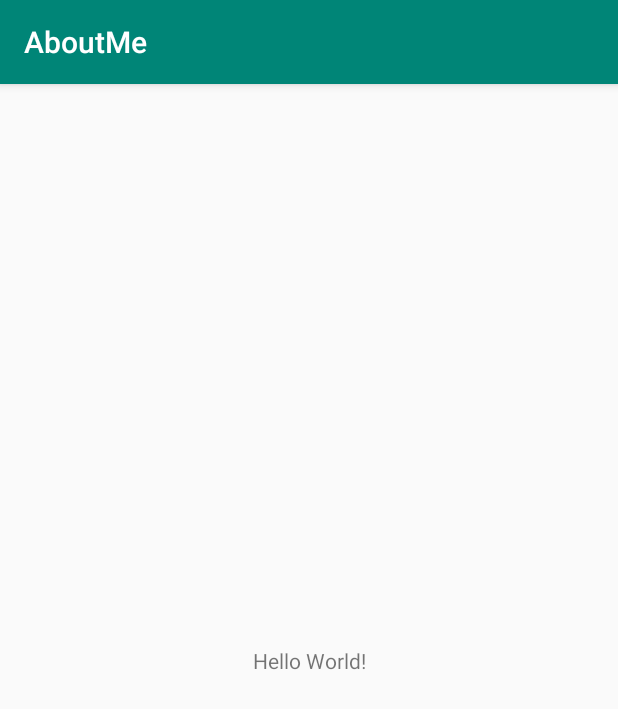
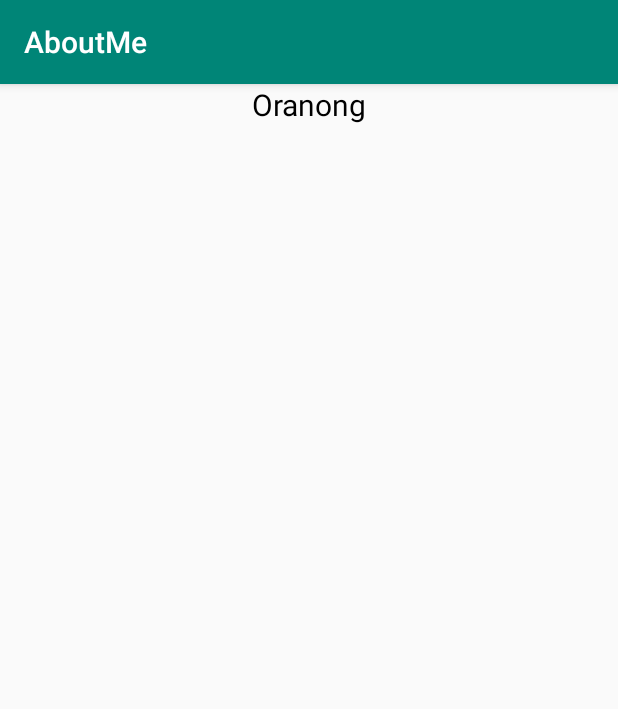
Before and after one commit to OPivv13/AboutMe, an Android app: the screen it shows after launch (MainActivity), on a phone screen of 412 x 824 dp. Shown: the top 709 px of the screen. Run offline under Robolectric (Android 15) with nearby library versions, the phone set to English and light mode, and no system bars.

Commit message:
Add Author

```diff
--- a/app/src/main/res/layout/activity_main.xml
+++ b/app/src/main/res/layout/activity_main.xml
@@ -1,19 +1,16 @@
 <?xml version="1.0" encoding="utf-8"?>
-<androidx.constraintlayout.widget.ConstraintLayout
+<LinearLayout
         xmlns:android="http://schemas.android.com/apk/res/android"
         xmlns:tools="http://schemas.android.com/tools"
         xmlns:app="http://schemas.android.com/apk/res-auto"
         android:layout_width="match_parent"
         android:layout_height="match_parent"
+        android:orientation="vertical"
         tools:context=".MainActivity">
 
     <TextView
-            android:layout_width="wrap_content"
-            android:layout_height="wrap_content"
-            android:text="Hello World!"
-            app:layout_constraintBottom_toBottomOf="parent"
-            app:layout_constraintLeft_toLeftOf="parent"
-            app:layout_constraintRight_toRightOf="parent"
-            app:layout_constraintTop_toTopOf="parent"/>
-
-</androidx.constraintlayout.widget.ConstraintLayout>
+            android:text="@string/name"
+            android:layout_width="match_parent"
+            android:layout_height="wrap_content" android:id="@+id/name_text" android:textSize="@dimen/text_size"
+            android:textColor="@android:color/black" android:textAlignment="center"/>
+</LinearLayout>
--- /dev/null
+++ b/app/src/main/res/values/dimens.xml
@@ -0,0 +1,4 @@
+<?xml version="1.0" encoding="utf-8"?>
+<resources>
+    <dimen name="text_size">20sp</dimen>
+</resources>
--- a/app/src/main/res/values/strings.xml
+++ b/app/src/main/res/values/strings.xml
@@ -1,3 +1,4 @@
 <resources>
     <string name="app_name">AboutMe</string>
+    <string name="name">Oranong</string>
 </resources>
```
